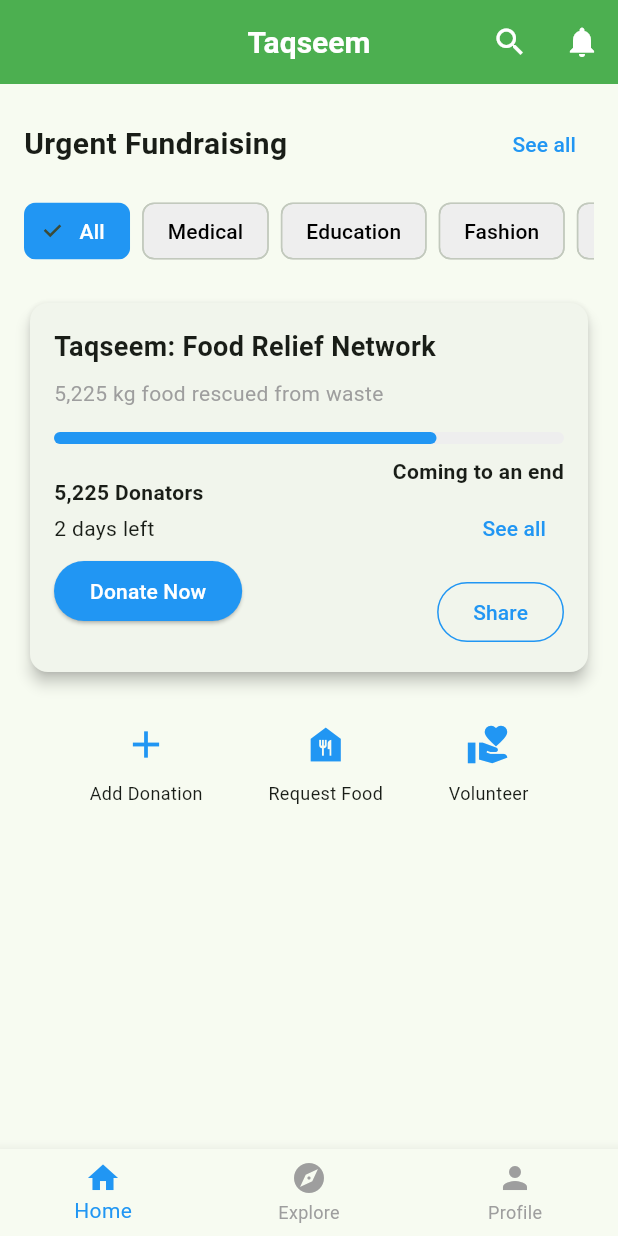
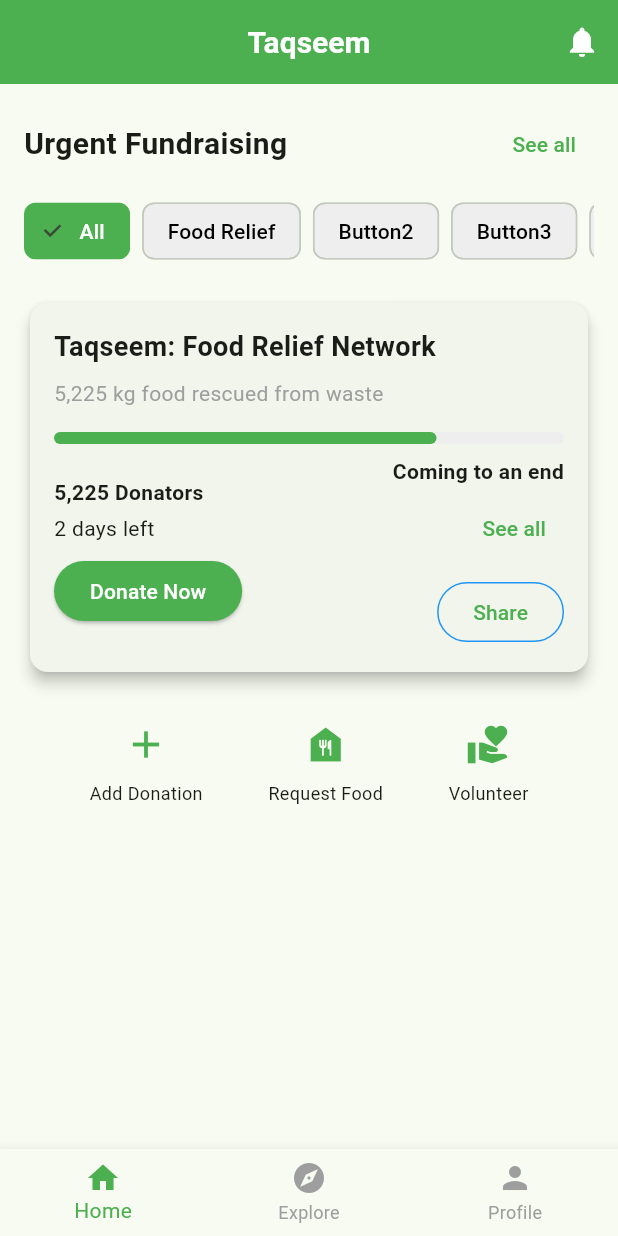
Before and after one commit to UmerNoor-cmd/Taqseem, a Flutter app: the screen it shows after launch, on a phone screen of 412 x 824 dp. Run offline on Flutter 3.47's test engine with Material 3 defaults, Android fonts, the phone set to English and light mode, and no system bars.

Commit message:
CHanged theme

```diff
--- a/lib/screens/home/home_screen.dart
+++ b/lib/screens/home/home_screen.dart
@@ -12,7 +12,7 @@
     return MaterialApp(
       title: 'Taqseem',
       theme: ThemeData(
-        primarySwatch: Colors.blue,
+        primarySwatch: Colors.green,
         fontFamily: 'Roboto', // Use your preferred font
       ),
       home: const TaqseemScreen(),
@@ -32,12 +32,12 @@
           style: TextStyle(fontWeight: FontWeight.bold),
         ),
         actions: [
-          IconButton(
-            icon: const Icon(Icons.search),
-            onPressed: () {
-              // Implement search functionality
-            },
-          ),
+          // IconButton(
+          //   icon: const Icon(Icons.search),
+          //   onPressed: () {
+          //     // Implement search functionality
+          //   },
+          // ),
           IconButton(
             icon: const Icon(Icons.notifications),
             onPressed: () {
@@ -68,7 +68,7 @@
                   },
                   child: const Text(
                     'See all',
-                    style: TextStyle(color: Colors.blue),
+                    style: TextStyle(color: Colors.green),
                   ),
                 ),
               ],
@@ -81,10 +81,10 @@
               child: Row(
                 children: [
                   _buildCategoryButton('All', isSelected: true),
-                  _buildCategoryButton('Medical'),
-                  _buildCategoryButton('Education'),
-                  _buildCategoryButton('Fashion'),
                   _buildCategoryButton('Food Relief'),
+                  _buildCategoryButton('Button2'),
+                  _buildCategoryButton('Button3'),
+                  _buildCategoryButton('Button4'),
                 ],
               ),
             ),
@@ -119,7 +119,7 @@
                     LinearProgressIndicator(
                       value: 0.75,
                       backgroundColor: Colors.grey[200],
-                      valueColor: const AlwaysStoppedAnimation<Color>(Colors.blue),
+                      valueColor: const AlwaysStoppedAnimation<Color>(Colors.green),
                       minHeight: 8,
                       borderRadius: BorderRadius.circular(4),
                     ),
@@ -144,7 +144,7 @@
                                 // Handle donate action
                               },
                               style: ElevatedButton.styleFrom(
-                                backgroundColor: Colors.blue,
+                                backgroundColor: Colors.green,
                                 shape: RoundedRectangleBorder(
                                   borderRadius: BorderRadius.circular(20),
                                 ),
@@ -170,7 +170,7 @@
                               },
                               child: const Text(
                                 'See all',
-                                style: TextStyle(color: Colors.blue),
+                                style: TextStyle(color: Colors.green),
                               ),
                             ),
                             const SizedBox(height: 8),
@@ -186,7 +186,7 @@
                               ),
                               child: const Text(
                                 'Share',
-                                style: TextStyle(color: Colors.blue),
+                                style: TextStyle(color: Colors.green),
                               ),
                             ),
                           ],
@@ -216,7 +216,7 @@
       // Bottom navigation bar
       bottomNavigationBar: BottomNavigationBar(
         currentIndex: 0,
-        selectedItemColor: Colors.blue,
+        selectedItemColor: Colors.green,
         unselectedItemColor: Colors.grey,
         items: const [
           BottomNavigationBarItem(
@@ -245,7 +245,7 @@
         onSelected: (bool selected) {
           // Handle category selection
         },
-        selectedColor: Colors.blue,
+        selectedColor: Colors.green,
         labelStyle: TextStyle(
           color: isSelected ? Colors.white : Colors.black,
         ),
@@ -258,7 +258,7 @@
     return Column(
       children: [
         IconButton(
-          icon: Icon(icon, size: 30, color: Colors.blue),
+          icon: Icon(icon, size: 30, color: Colors.green),
           onPressed: () {
             // Handle button action
           },
```
